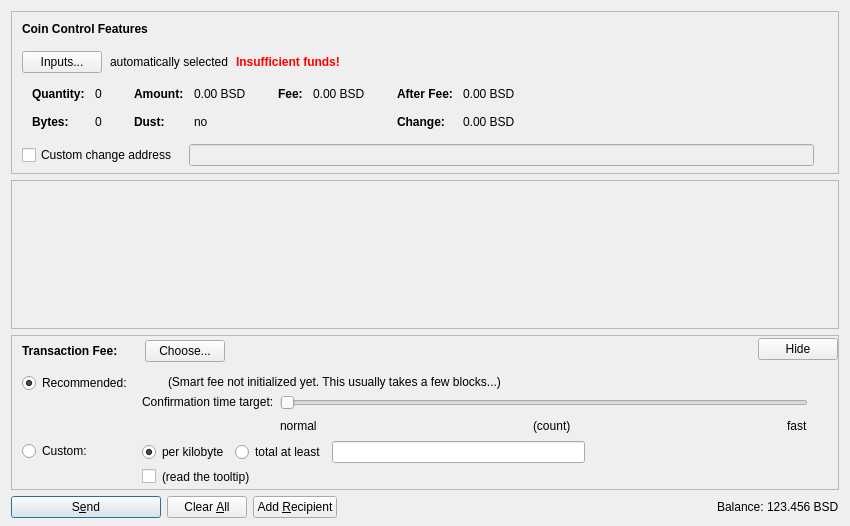
LIMXTEC/DUST, file src/qt/forms/sendcoinsdialog.ui: the form before one commit.
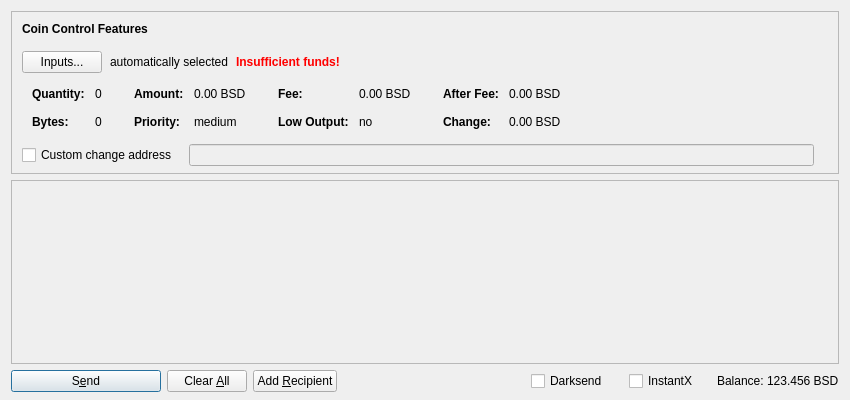
The form after the commit. Icons and pictures are not drawn. Custom widgets are drawn as their Qt base class.

What changed in the file:
```diff
--- a/src/qt/forms/sendcoinsdialog.ui
+++ b/src/qt/forms/sendcoinsdialog.ui
@@ -7,13 +7,13 @@
     <x>0</x>
     <y>0</y>
     <width>850</width>
-    <height>526</height>
+    <height>400</height>
    </rect>
   </property>
   <property name="windowTitle">
    <string>Send Coins</string>
   </property>
-  <layout class="QVBoxLayout" name="verticalLayout" stretch="0,1,0,0">
+  <layout class="QVBoxLayout" name="verticalLayout" stretch="0,1,0">
    <property name="bottomMargin">
     <number>8</number>
    </property>
@@ -332,7 +332,7 @@
                 </widget>
                </item>
                <item row="1" column="0">
-                <widget class="QLabel" name="labelCoinControlLowOutputText">
+                <widget class="QLabel" name="labelCoinControlPriorityText">
                  <property name="font">
                   <font>
                    <weight>75</weight>
@@ -340,12 +340,12 @@
                   </font>
                  </property>
                  <property name="text">
-                  <string>Dust:</string>
+                  <string>Priority:</string>
                  </property>
                 </widget>
                </item>
                <item row="1" column="1">
-                <widget class="QLabel" name="labelCoinControlLowOutput">
+                <widget class="QLabel" name="labelCoinControlPriority">
                  <property name="cursor">
                   <cursorShape>IBeamCursor</cursorShape>
                  </property>
@@ -353,7 +353,7 @@
                   <enum>Qt::ActionsContextMenu</enum>
                  </property>
                  <property name="text">
-                  <string notr="true">no</string>
+                  <string>medium</string>
                  </property>
                  <property name="textInteractionFlags">
                   <set>Qt::LinksAccessibleByMouse|Qt::TextSelectableByKeyboard|Qt::TextSelectableByMouse</set>
@@ -411,6 +411,35 @@
                  </property>
                 </widget>
                </item>
+               <item row="1" column="0">
+                <widget class="QLabel" name="labelCoinControlLowOutputText">
+                 <property name="font">
+                  <font>
+                   <weight>75</weight>
+                   <bold>true</bold>
+                  </font>
+                 </property>
+                 <property name="text">
+                  <string>Low Output:</string>
+                 </property>
+                </widget>
+               </item>
+               <item row="1" column="1">
+                <widget class="QLabel" name="labelCoinControlLowOutput">
+                 <property name="cursor">
+                  <cursorShape>IBeamCursor</cursorShape>
+                 </property>
+                 <property name="contextMenuPolicy">
+                  <enum>Qt::ActionsContextMenu</enum>
+                 </property>
+                 <property name="text">
+                  <string>no</string>
+                 </property>
+                 <property name="textInteractionFlags">
+                  <set>Qt::LinksAccessibleByMouse|Qt::TextSelectableByKeyboard|Qt::TextSelectableByMouse</set>
+                 </property>
+                </widget>
+               </item>
               </layout>
              </item>
              <item>
@@ -587,8 +616,8 @@
        <rect>
         <x>0</x>
         <y>0</y>
-        <width>830</width>
-        <height>104</height>
+        <width>824</width>
+        <height>138</height>
        </rect>
       </property>
       <layout class="QVBoxLayout" name="verticalLayout_2" stretch="0,1">
@@ -628,557 +657,6 @@
      </widget>
     </widget>
    </item>
-   <item>
-    <widget class="QFrame" name="frameFee">
-     <property name="sizePolicy">
-      <sizepolicy hsizetype="Expanding" vsizetype="Expanding">
-       <horstretch>0</horstretch>
-       <verstretch>0</verstretch>
-      </sizepolicy>
-     </property>
-     <property name="maximumSize">
-      <size>
-       <width>16777215</width>
-       <height>16777215</height>
-      </size>
-     </property>
-     <property name="frameShape">
-      <enum>QFrame::StyledPanel</enum>
-     </property>
-     <property name="frameShadow">
-      <enum>QFrame::Sunken</enum>
-     </property>
-     <layout class="QVBoxLayout" name="verticalLayoutFee1">
-      <property name="spacing">
-       <number>0</number>
-      </property>
-      <property name="leftMargin">
-       <number>0</number>
-      </property>
-      <property name="topMargin">
-       <number>0</number>
-      </property>
-      <property name="rightMargin">
-       <number>0</number>
-      </property>
-      <property name="bottomMargin">
-       <number>0</number>
-      </property>
-      <item>
-       <layout class="QVBoxLayout" name="verticalLayoutFee2" stretch="0,0,0">
-        <property name="spacing">
-         <number>0</number>
-        </property>
-        <property name="leftMargin">
-         <number>10</number>
-        </property>
-        <property name="topMargin">
-         <number>0</number>
-        </property>
-        <item>
-         <layout class="QHBoxLayout" name="horizontalLayoutFee1">
-          <property name="bottomMargin">
-           <number>0</number>
-          </property>
-          <item>
-           <layout class="QVBoxLayout" name="verticalLayoutFee7">
-            <property name="spacing">
-             <number>0</number>
-            </property>
-            <item>
-             <spacer name="verticalSpacerSmartFee">
-              <property name="orientation">
-               <enum>Qt::Vertical</enum>
-              </property>
-              <property name="sizeType">
-               <enum>QSizePolicy::Fixed</enum>
-              </property>
-              <property name="sizeHint" stdset="0">
-               <size>
-                <width>1</width>
-                <height>4</height>
-               </size>
-              </property>
-             </spacer>
-            </item>
-            <item>
-             <layout class="QHBoxLayout" name="horizontalLayoutSmartFee">
-              <property name="spacing">
-               <number>10</number>
-              </property>
-              <item>
-               <widget class="QLabel" name="labelFeeHeadline">
-                <property name="sizePolicy">
-                 <sizepolicy hsizetype="Preferred" vsizetype="Maximum">
-                  <horstretch>0</horstretch>
-                  <verstretch>0</verstretch>
-                 </sizepolicy>
-                </property>
-                <property name="font">
-                 <font>
-                  <weight>75</weight>
-                  <bold>true</bold>
-                 </font>
-                </property>
-                <property name="styleSheet">
-                 <string notr="true">font-weight:bold;</string>
-                </property>
-                <property name="text">
-                 <string>Transaction Fee:</string>
-                </property>
-               </widget>
-              </item>
-              <item>
-               <widget class="QLabel" name="labelFeeMinimized">
-                <property name="text">
-                 <string/>
-                </property>
-               </widget>
-              </item>
-              <item>
-               <widget class="QPushButton" name="buttonChooseFee">
-                <property name="text">
-                 <string>Choose...</string>
-                </property>
-               </widget>
-              </item>
-             </layout>
-            </item>
-            <item>
-             <spacer name="verticalSpacer_5">
-              <property name="orientation">
-               <enum>Qt::Vertical</enum>
-              </property>
-              <property name="sizeHint" stdset="0">
-               <size>
-                <width>1</width>
-                <height>1</height>
-               </size>
-              </property>
-             </spacer>
-            </item>
-           </layout>
-          </item>
-          <item>
-           <spacer name="horizontalSpacer_4">
-            <property name="orientation">
-             <enum>Qt::Horizontal</enum>
-            </property>
-            <property name="sizeHint" stdset="0">
-             <size>
-              <width>40</width>
-              <height>20</height>
-             </size>
-            </property>
-           </spacer>
-          </item>
-          <item>
-           <widget class="QPushButton" name="buttonMinimizeFee">
-            <property name="toolTip">
-             <string>collapse fee-settings</string>
-            </property>
-            <property name="text">
-             <string>Hide</string>
-            </property>
-           </widget>
-          </item>
-         </layout>
-        </item>
-        <item>
-         <widget class="QFrame" name="frameFeeSelection">
-          <layout class="QVBoxLayout" name="verticalLayoutFee12">
-           <property name="spacing">
-            <number>0</number>
-           </property>
-           <property name="leftMargin">
-            <number>0</number>
-           </property>
-           <property name="topMargin">
-            <number>0</number>
-           </property>
-           <property name="rightMargin">
-            <number>0</number>
-           </property>
-           <property name="bottomMargin">
-            <number>0</number>
-           </property>
-           <item>
-            <layout class="QGridLayout" name="gridLayoutFee">
-             <property name="topMargin">
-              <number>10</number>
-             </property>
-             <property name="bottomMargin">
-              <number>4</number>
-             </property>
-             <property name="horizontalSpacing">
-              <number>10</number>
-             </property>
-             <property name="verticalSpacing">
-              <number>4</number>
-             </property>
-             <item row="1" column="1">
-              <layout class="QVBoxLayout" name="verticalLayoutFee8">
-               <property name="spacing">
-                <number>6</number>
-               </property>
-               <item>
-                <layout class="QHBoxLayout" name="horizontalLayoutFee13">
-                 <item>
-                  <widget class="QRadioButton" name="radioCustomPerKilobyte">
-                   <property name="toolTip">
-                    <string>If the custom fee is set to 1000 satoshis and the transaction is only 250 bytes, then &quot;per kilobyte&quot; only pays 250 satoshis in fee, while &quot;total at least&quot; pays 1000 satoshis. For transactions bigger than a kilobyte both pay by kilobyte.</string>
-                   </property>
-                   <property name="text">
-                    <string>per kilobyte</string>
-                   </property>
-                   <property name="checked">
-                    <bool>true</bool>
-                   </property>
-                   <attribute name="buttonGroup">
-                    <string notr="true">groupCustomFee</string>
-                   </attribute>
-                  </widget>
-                 </item>
-                 <item>
-                  <widget class="QRadioButton" name="radioCustomAtLeast">
-                   <property name="toolTip">
-                    <string>If the custom fee is set to 1000 satoshis and the transaction is only 250 bytes, then &quot;per kilobyte&quot; only pays 250 satoshis in fee, while &quot;total at least&quot; pays 1000 satoshis. For transactions bigger than a kilobyte both pay by kilobyte.</string>
-                   </property>
-                   <property name="text">
-                    <string>total at least</string>
-                   </property>
-                   <attribute name="buttonGroup">
-                    <string notr="true">groupCustomFee</string>
-                   </attribute>
-                  </widget>
-                 </item>
-                 <item>
-                  <widget class="BitsendAmountField" name="customFee"/>
-                 </item>
-                 <item>
-                  <spacer name="horizontalSpacer_6">
-                   <property name="orientation">
-                    <enum>Qt::Horizontal</enum>
-                   </property>
-                   <property name="sizeHint" stdset="0">
-                    <size>
-                     <width>1</width>
-                     <height>1</height>
-                    </size>
-                   </property>
-                  </spacer>
-                 </item>
-                </layout>
-               </item>
-               <item>
-                <layout class="QHBoxLayout" name="horizontalLayoutFee8">
-                 <item>
-                  <widget class="QCheckBox" name="checkBoxMinimumFee">
-                   <property name="toolTip">
-                    <string>Paying only the minimum fee is just fine as long as there is less transaction volume than space in the blocks. But be aware that this can end up in a never confirming transaction once there is more demand for bitsend transactions than the network can process.</string>
-                   </property>
-                   <property name="text">
-                    <string/>
-                   </property>
-                  </widget>
-                 </item>
-                 <item>
-                  <widget class="QLabel" name="labelMinFeeWarning">
-                   <property name="enabled">
-                    <bool>true</bool>
-                   </property>
-                   <property name="toolTip">
-                    <string>Paying only the minimum fee is just fine as long as there is less transaction volume than space in the blocks. But be aware that this can end up in a never confirming transaction once there is more demand for bitsend transactions than the network can process.</string>
-                   </property>
-                   <property name="text">
-                    <string>(read the tooltip)</string>
-                   </property>
-                   <property name="margin">
-                    <number>5</number>
-                   </property>
-                  </widget>
-                 </item>
-                 <item>
-                  <spacer name="horizontalSpacer_2">
-                   <property name="orientation">
-                    <enum>Qt::Horizontal</enum>
-                   </property>
-                   <property name="sizeHint" stdset="0">
-                    <size>
-                     <width>1</width>
-                     <height>1</height>
-                    </size>
-                   </property>
-                  </spacer>
-                 </item>
-                </layout>
-               </item>
-              </layout>
-             </item>
-             <item row="0" column="0">
-              <layout class="QVBoxLayout" name="verticalLayoutFee4" stretch="0,1">
-               <item>
-                <widget class="QRadioButton" name="radioSmartFee">
-                 <property name="text">
-                  <string>Recommended:</string>
-                 </property>
-                 <property name="checked">
-                  <bool>true</bool>
-                 </property>
-                 <attribute name="buttonGroup">
-                  <string notr="true">groupFee</string>
-                 </attribute>
-                </widget>
-               </item>
-               <item>
-                <spacer name="verticalSpacer_2">
-                 <property name="orientation">
-                  <enum>Qt::Vertical</enum>
-                 </property>
-                 <property name="sizeHint" stdset="0">
-                  <size>
-                   <width>1</width>
-                   <height>1</height>
-                  </size>
-                 </property>
-                </spacer>
-               </item>
-              </layout>
-             </item>
-             <item row="1" column="0">
-              <layout class="QVBoxLayout" name="verticalLayoutFee9" stretch="0,1">
-               <item>
-                <widget class="QRadioButton" name="radioCustomFee">
-                 <property name="text">
-                  <string>Custom:</string>
-                 </property>
-                 <attribute name="buttonGroup">
-                  <string notr="true">groupFee</string>
-                 </attribute>
-                </widget>
-               </item>
-               <item>
-                <spacer name="verticalSpacer_6">
-                 <property name="orientation">
-                  <enum>Qt::Vertical</enum>
-                 </property>
-                 <property name="sizeHint" stdset="0">
-                  <size>
-                   <width>1</width>
-                   <height>1</height>
-                  </size>
-                 </property>
-                </spacer>
-               </item>
-              </layout>
-             </item>
-             <item row="0" column="1">
-              <layout class="QVBoxLayout" name="verticalLayoutFee3" stretch="0,0,1">
-               <property name="spacing">
-                <number>6</number>
-               </property>
-               <property name="topMargin">
-                <number>2</number>
-               </property>
-               <item>
-                <layout class="QHBoxLayout" name="horizontalLayoutFee12">
-                 <item>
-                  <widget class="QLabel" name="labelSmartFee">
-                   <property name="text">
-                    <string/>
-                   </property>
-                   <property name="margin">
-                    <number>2</number>
-                   </property>
-                  </widget>
-                 </item>
-                 <item>
-                  <widget class="QLabel" name="labelFeeEstimation">
-                   <property name="text">
-                    <string/>
-                   </property>
-                  </widget>
-                 </item>
-                 <item>
-                  <widget class="QLabel" name="labelSmartFee2">
-                   <property name="text">
-                    <string>(Smart fee not initialized yet. This usually takes a few blocks...)</string>
-                   </property>
-                   <property name="margin">
-                    <number>2</number>
-                   </property>
-                  </widget>
-                 </item>
-                 <item>
-                  <spacer name="horizontalSpacer_5">
-                   <property name="orientation">
-                    <enum>Qt::Horizontal</enum>
-                   </property>
-                   <property name="sizeHint" stdset="0">
-                    <size>
-                     <width>1</width>
-                     <height>1</height>
-                    </size>
-                   </property>
-                  </spacer>
-                 </item>
-                </layout>
-               </item>
-               <item>
-                <layout class="QHBoxLayout" name="horizontalLayoutFee9">
-                 <item>
-                  <layout class="QVBoxLayout" name="verticalLayoutFee6">
-                   <item>
-                    <widget class="QLabel" name="labelSmartFee3">
-                     <property name="text">
-                      <string>Confirmation time target:</string>
-                     </property>
-                     <property name="margin">
-                      <number>2</number>
-                     </property>
-                    </widget>
-                   </item>
-                   <item>
-                    <spacer name="verticalSpacer_3">
-                     <property name="orientation">
-                      <enum>Qt::Vertical</enum>
-                     </property>
-                     <property name="sizeHint" stdset="0">
-                      <size>
-                       <width>1</width>
-                       <height>1</height>
-                      </size>
-                     </property>
-                    </spacer>
-                   </item>
-                  </layout>
-                 </item>
-                 <item>
-                  <layout class="QVBoxLayout" name="verticalLayoutFee5">
-                   <property name="rightMargin">
-                    <number>30</number>
-                   </property>
-                   <item>
-                    <widget class="QSlider" name="sliderSmartFee">
-                     <property name="minimum">
-                      <number>0</number>
-                     </property>
-                     <property name="maximum">
-                      <number>23</number>
-                     </property>
-                     <property name="pageStep">
-                      <number>1</number>
-                     </property>
-                     <property name="value">
-                      <number>0</number>
-                     </property>
-                     <property name="orientation">
-                      <enum>Qt::Horizontal</enum>
-                     </property>
-                     <property name="invertedAppearance">
-                      <bool>false</bool>
-                     </property>
-                     <property name="invertedControls">
-                      <bool>false</bool>
-                     </property>
-                     <property name="tickPosition">
-                      <enum>QSlider::NoTicks</enum>
-                     </property>
-                    </widget>
-                   </item>
-                   <item>
-                    <layout class="QHBoxLayout" name="horizontalLayoutFee10">
-                     <item>
-                      <widget class="QLabel" name="labelSmartFeeNormal">
-                       <property name="text">
-                        <string>normal</string>
-                       </property>
-                      </widget>
-                     </item>
-                     <item>
-                      <spacer name="horizontalSpacer_7">
-                       <property name="orientation">
-                        <enum>Qt::Horizontal</enum>
-                       </property>
-                       <property name="sizeHint" stdset="0">
-                        <size>
-                         <width>40</width>
-                         <height>20</height>
-                        </size>
-                       </property>
-                      </spacer>
-                     </item>
-                     <item>
-                      <widget class="QLabel" name="confirmationTargetLabel">
-                       <property name="text">
-                        <string notr="true">(count)</string>
-                       </property>
-                      </widget>
-                     </item>
-                     <item>
-                      <spacer name="horizontalSpacer_3">
-                       <property name="orientation">
-                        <enum>Qt::Horizontal</enum>
-                       </property>
-                       <property name="sizeHint" stdset="0">
-                        <size>
-                         <width>40</width>
-                         <height>20</height>
-                        </size>
-                       </property>
-                      </spacer>
-                     </item>
-                     <item>
-                      <widget class="QLabel" name="labelSmartFeeFast">
-                       <property name="text">
-                        <string>fast</string>
-                       </property>
-                      </widget>
-                     </item>
-                    </layout>
-                   </item>
-                  </layout>
-                 </item>
-                </layout>
-               </item>
-               <item>
-                <spacer name="verticalSpacer_4">
-                 <property name="orientation">
-                  <enum>Qt::Vertical</enum>
-                 </property>
-                 <property name="sizeHint" stdset="0">
-                  <size>
-                   <width>1</width>
-                   <height>1</height>
-                  </size>
-                 </property>
-                </spacer>
-               </item>
-              </layout>
-             </item>
-            </layout>
-           </item>
-          </layout>
-         </widget>
-        </item>
-        <item>
-         <spacer name="verticalSpacerFee">
-          <property name="orientation">
-           <enum>Qt::Vertical</enum>
-          </property>
-          <property name="sizeHint" stdset="0">
-           <size>
-            <width>800</width>
-            <height>1</height>
-           </size>
-          </property>
-         </spacer>
-        </item>
-       </layout>
-      </item>
-     </layout>
-    </widget>
-   </item>
    <item>
     <layout class="QHBoxLayout" name="horizontalLayout">
      <item>
@@ -1199,9 +677,6 @@
         <iconset resource="../bitsend.qrc">
          <normaloff>:/icons/send</normaloff>:/icons/send</iconset>
        </property>
-       <property name="autoDefault">
-        <bool>false</bool>
-       </property>
        <property name="default">
         <bool>true</bool>
        </property>
@@ -1265,14 +740,37 @@
        <property name="spacing">
         <number>3</number>
        </property>
+       <item>
+        <widget class="QCheckBox" name="checkUseDarksend">
+         <property name="minimumSize">
+          <size>
+           <width>95</width>
+           <height>0</height>
+          </size>
+         </property>
+         <property name="text">
+          <string>Darksend</string>
+         </property>
+        </widget>
+       </item>
+       <item>
+        <widget class="QCheckBox" name="checkInstantX">
+         <property name="enabled">
+          <bool>true</bool>
+         </property>
+         <property name="minimumSize">
+          <size>
+           <width>85</width>
+           <height>0</height>
+          </size>
+         </property>
+         <property name="text">
+          <string>InstantX</string>
+         </property>
+        </widget>
+       </item>
        <item>
         <widget class="QLabel" name="label">
-         <property name="sizePolicy">
-          <sizepolicy hsizetype="Preferred" vsizetype="Fixed">
-           <horstretch>0</horstretch>
-           <verstretch>0</verstretch>
-          </sizepolicy>
-         </property>
          <property name="text">
           <string>Balance:</string>
          </property>
@@ -1309,12 +807,6 @@
    <extends>QLineEdit</extends>
    <header>qvalidatedlineedit.h</header>
   </customwidget>
-  <customwidget>
-   <class>BitsendAmountField</class>
-   <extends>QLineEdit</extends>
-   <header>bitsendamountfield.h</header>
-   <container>1</container>
-  </customwidget>
  </customwidgets>
  <resources>
   <include location="../bitsend.qrc"/>
```
Left out of the diff: 10 changed lines with no effect on the pictures.
